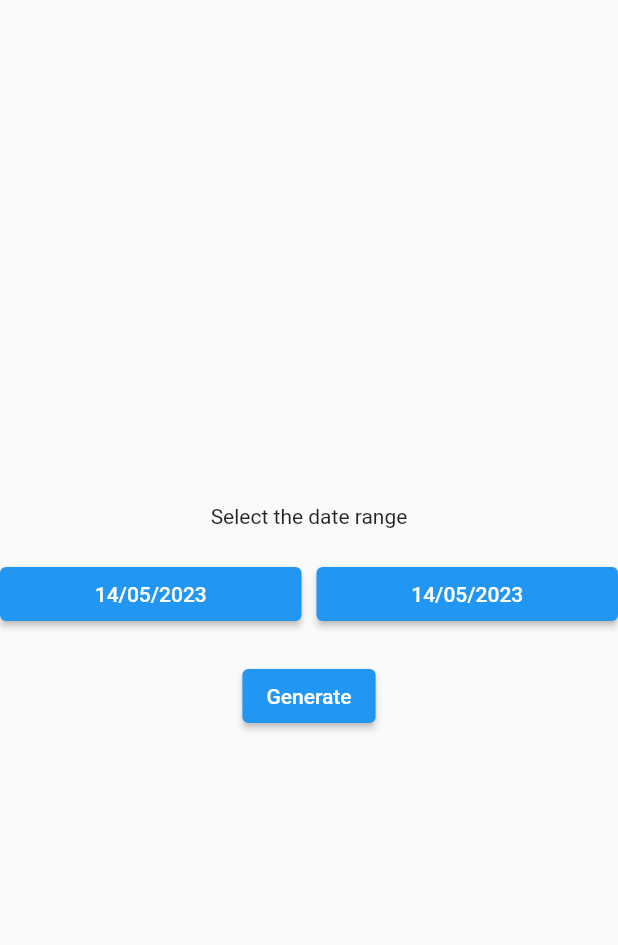
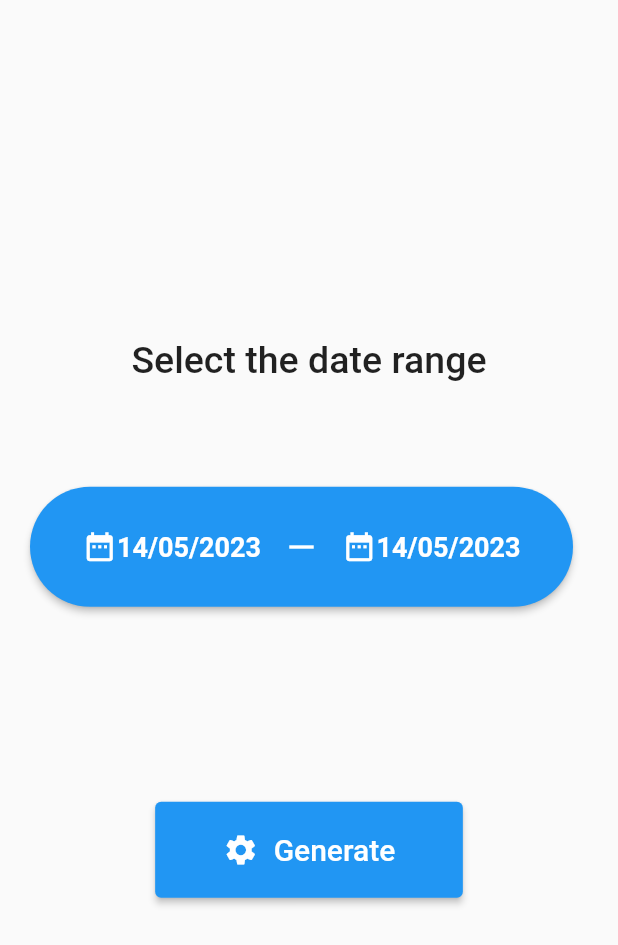
Before and after one commit to vasav-prashar/eTourDiary, a Flutter app: the Download widget shown alone on an empty page, opened directly, on a phone screen of 412 x 824 dp. Shown: the top 945 px of the screen. Run offline on Flutter 3.47's test engine with Material 2 defaults, Android fonts, the phone set to English and light mode, and no system bars; our stand-ins replace adaptive_theme, cloud_firestore, convex_bottom_bar, double_back_to_close_app, firebase_auth, firebase_core and 5 more; missing offline and left inert: dart:ffi; accounts and stored records are empty.

Commit message:
feat: ui changes

```diff
--- a/lib/pages/download.dart
+++ b/lib/pages/download.dart
@@ -25,25 +25,50 @@ class _DownloadState extends State<Download> {
     final end = selectedDates.end;
 
     return Column(mainAxisAlignment: MainAxisAlignment.center, children: [
-      const Text("Select the date range"),
-      const SizedBox(height: 20),
+      const Text("Select the date range",
+                  style: TextStyle(
+                    fontSize: 25,
+                    fontWeight: FontWeight.w500,
+                  ),),
+      const SizedBox(height: 70),
       Row(
         mainAxisAlignment: MainAxisAlignment.center,
         children: [
+          const SizedBox(width: 20),
           Expanded(
               child: ElevatedButton(
             onPressed: pickDateRange,
-            child: Text(DateFormat('dd/MM/yyyy').format(start)),
+            style: ElevatedButton.styleFrom(
+                              shape: const RoundedRectangleBorder(
+                                  borderRadius: BorderRadius.all(Radius.circular(55))),
+                              fixedSize: Size(0,80),
+                              backgroundColor: Colors.blue),
+            child: Row(
+              mainAxisSize: MainAxisSize.min,
+              children: [
+                const Icon(Icons.date_range,size: 23,),
+                Text(DateFormat('dd/MM/yyyy').format(start),
+                            style: const TextStyle(
+                              fontSize: 18,
+                              fontWeight: FontWeight.bold,
+                            ),),
+                            const SizedBox(width: 15,),
+                            const Icon(Icons.horizontal_rule),
+                            const SizedBox(width: 15,),
+                            const Icon(Icons.date_range,size: 23,),
+                Text(DateFormat('dd/MM/yyyy').format(end),
+                            style: const TextStyle(
+                              fontSize: 18,
+                              fontWeight: FontWeight.bold
+                            ),)
+              ],
+            ),
           )),
           const SizedBox(width: 10),
-          Expanded(
-              child: ElevatedButton(
-            onPressed: pickDateRange,
-            child: Text(DateFormat('dd/MM/yyyy').format(end)),
-          ))
+          const SizedBox(width: 20)
         ],
       ),
-      const SizedBox(height: 20),
+      const SizedBox(height: 130),
       ElevatedButton(
           onPressed: () async {
             final pdf.Document pdfDoc = await generatePDF(
@@ -61,7 +86,25 @@ class _DownloadState extends State<Download> {
             await OpenFile.open('${directory.path}/events.pdf');
             // print(OpenFile.open(file));
           },
-          child: const Text("Generate"))
+          style: ElevatedButton.styleFrom(
+                              // shape: const RoundedRectangleBorder(
+                              //     borderRadius:
+                              //         BorderRadius.all(Radius.circular(55))),
+                              padding:
+                                  const EdgeInsets.fromLTRB(45, 20, 45, 20),
+                              backgroundColor: Colors.blue,),
+                          child: Row(
+                            mainAxisSize: MainAxisSize.min,
+                            children: const [
+                              Icon(Icons.settings),
+                              SizedBox(width: 10,),
+                              Text('Generate',
+                                style: TextStyle(
+                                  fontSize: 20,
+                                ))
+                            ],
+                          ),
+          ),
     ]);
   }
 
--- a/lib/pages/submit.dart
+++ b/lib/pages/submit.dart
@@ -232,7 +232,7 @@ class _SubmitState extends State<Submit> {
                       },
                       style: ElevatedButton.styleFrom(
                           fixedSize: Size(120, 60),
-                          backgroundColor: Color(0xff4c505b)),
+                          backgroundColor: Colors.blue),
                       child: const Text(
                         'Submit',
                         style: TextStyle(color: Colors.white, fontSize: 20),
--- a/lib/utils/updatedialog.dart
+++ b/lib/utils/updatedialog.dart
@@ -86,12 +86,18 @@ class _UpdateDialogState extends State<UpdateDialog> {
         ),
         actions: [
           ElevatedButton(
+            style: ElevatedButton.styleFrom(
+              backgroundColor: Colors.blue
+            ),
             child: Text('Cancel'),
             onPressed: () {
               Navigator.of(context).pop();
             },
           ),
           ElevatedButton(
+            style: ElevatedButton.styleFrom(
+              backgroundColor: Colors.blue
+            ),
             child: Text('Save'),
             onPressed: () async {
               if (_formKey.currentState!.validate()) {
```
Also changed, not shown: lib/animations/customAnimation.dart (+22 -2 lines), lib/pages/home.dart (+32 -24 lines), lib/pages/view.dart (+9 -4 lines), assets/profile.png (added).
